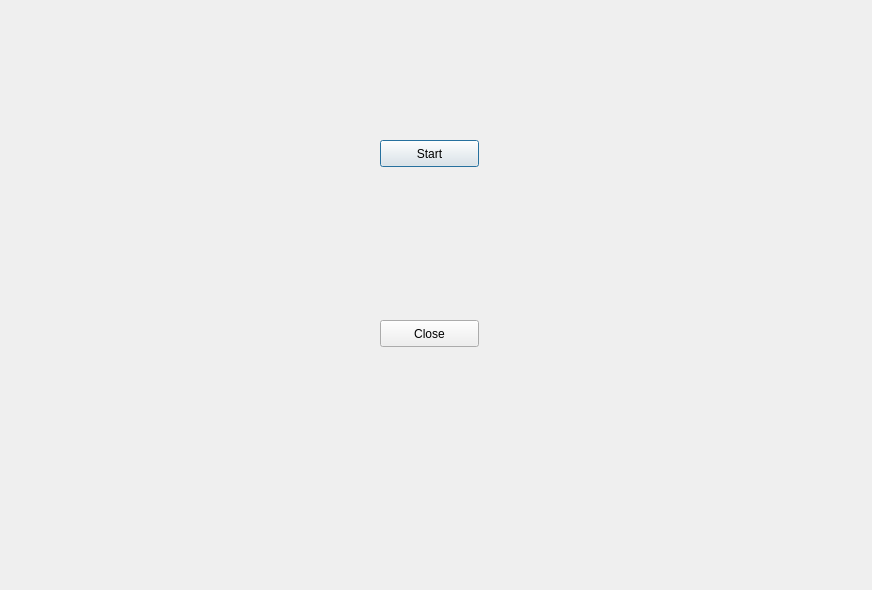
Before: the Qt Designer form code/gameserver.ui in MATF-RS19/RS011-battleship, drawn with Qt 5.
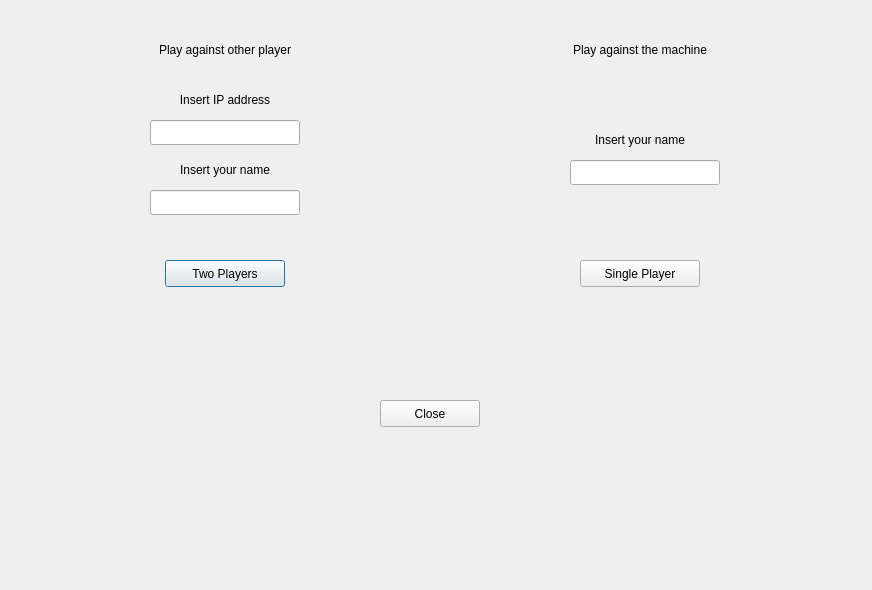
After: the same form once the commit is applied.

```diff
--- a/code/gameserver.ui
+++ b/code/gameserver.ui
@@ -1,10 +1,7 @@
 <?xml version="1.0" encoding="UTF-8"?>
 <ui version="4.0">
- <class>Gameserver</class>
- <widget class="QDialog" name="Gameserver">
-  <property name="enabled">
-   <bool>true</bool>
-  </property>
+ <class>GameServer</class>
+ <widget class="QDialog" name="GameServer">
   <property name="geometry">
    <rect>
     <x>0</x>
@@ -13,37 +10,28 @@
     <height>590</height>
    </rect>
   </property>
-  <property name="minimumSize">
-   <size>
-    <width>475</width>
-    <height>0</height>
-   </size>
-  </property>
   <property name="windowTitle">
    <string>Dialog</string>
   </property>
   <widget class="QPushButton" name="Play">
    <property name="geometry">
     <rect>
-     <x>380</x>
-     <y>140</y>
-     <width>99</width>
+     <x>165</x>
+     <y>260</y>
+     <width>120</width>
      <height>27</height>
     </rect>
    </property>
-   <property name="layoutDirection">
-    <enum>Qt::LeftToRight</enum>
-   </property>
    <property name="text">
-    <string>Start</string>
+    <string>Two Players</string>
    </property>
   </widget>
   <widget class="QPushButton" name="Close">
    <property name="geometry">
     <rect>
      <x>380</x>
-     <y>320</y>
-     <width>99</width>
+     <y>400</y>
+     <width>100</width>
      <height>27</height>
     </rect>
    </property>
@@ -51,6 +39,138 @@
     <string>Close</string>
    </property>
   </widget>
+  <widget class="QLineEdit" name="lineEdit1">
+   <property name="geometry">
+    <rect>
+     <x>150</x>
+     <y>190</y>
+     <width>150</width>
+     <height>25</height>
+    </rect>
+   </property>
+   <property name="alignment">
+    <set>Qt::AlignCenter</set>
+   </property>
+  </widget>
+  <widget class="QLabel" name="l1">
+   <property name="geometry">
+    <rect>
+     <x>115</x>
+     <y>40</y>
+     <width>220</width>
+     <height>20</height>
+    </rect>
+   </property>
+   <property name="text">
+    <string>Play against other player</string>
+   </property>
+   <property name="alignment">
+    <set>Qt::AlignCenter</set>
+   </property>
+  </widget>
+  <widget class="QLabel" name="l2">
+   <property name="geometry">
+    <rect>
+     <x>115</x>
+     <y>160</y>
+     <width>220</width>
+     <height>20</height>
+    </rect>
+   </property>
+   <property name="text">
+    <string>Insert your name</string>
+   </property>
+   <property name="alignment">
+    <set>Qt::AlignCenter</set>
+   </property>
+  </widget>
+  <widget class="QPushButton" name="singlePlayer">
+   <property name="geometry">
+    <rect>
+     <x>580</x>
+     <y>260</y>
+     <width>120</width>
+     <height>27</height>
+    </rect>
+   </property>
+   <property name="text">
+    <string>Single Player</string>
+   </property>
+  </widget>
+  <widget class="QLabel" name="l3">
+   <property name="geometry">
+    <rect>
+     <x>530</x>
+     <y>40</y>
+     <width>220</width>
+     <height>20</height>
+    </rect>
+   </property>
+   <property name="text">
+    <string>Play against the machine</string>
+   </property>
+   <property name="alignment">
+    <set>Qt::AlignCenter</set>
+   </property>
+  </widget>
+  <widget class="QLabel" name="l4">
+   <property name="geometry">
+    <rect>
+     <x>530</x>
+     <y>130</y>
+     <width>220</width>
+     <height>20</height>
+    </rect>
+   </property>
+   <property name="text">
+    <string>Insert your name</string>
+   </property>
+   <property name="alignment">
+    <set>Qt::AlignCenter</set>
+   </property>
+  </widget>
+  <widget class="QLineEdit" name="lineEdit2">
+   <property name="geometry">
+    <rect>
+     <x>570</x>
+     <y>160</y>
+     <width>150</width>
+     <height>25</height>
+    </rect>
+   </property>
+   <property name="alignment">
+    <set>Qt::AlignCenter</set>
+   </property>
+  </widget>
+  <widget class="QLabel" name="l5">
+   <property name="geometry">
+    <rect>
+     <x>115</x>
+     <y>90</y>
+     <width>220</width>
+     <height>20</height>
+    </rect>
+   </property>
+   <property name="text">
+    <string>Insert IP address</string>
+   </property>
+   <property name="alignment">
+    <set>Qt::AlignCenter</set>
+   </property>
+  </widget>
+  <widget class="QLineEdit" name="lineEdit3">
+   <property name="geometry">
+    <rect>
+     <x>150</x>
+     <y>120</y>
+     <width>150</width>
+     <height>25</height>
+    </rect>
+   </property>
+   <property name="alignment">
+    <set>Qt::AlignCenter</set>
+   </property>
+  </widget>
  </widget>
  <resources/>
  <connections/>
```
Left out of the diff: 4 changed lines with no effect on the pictures.
